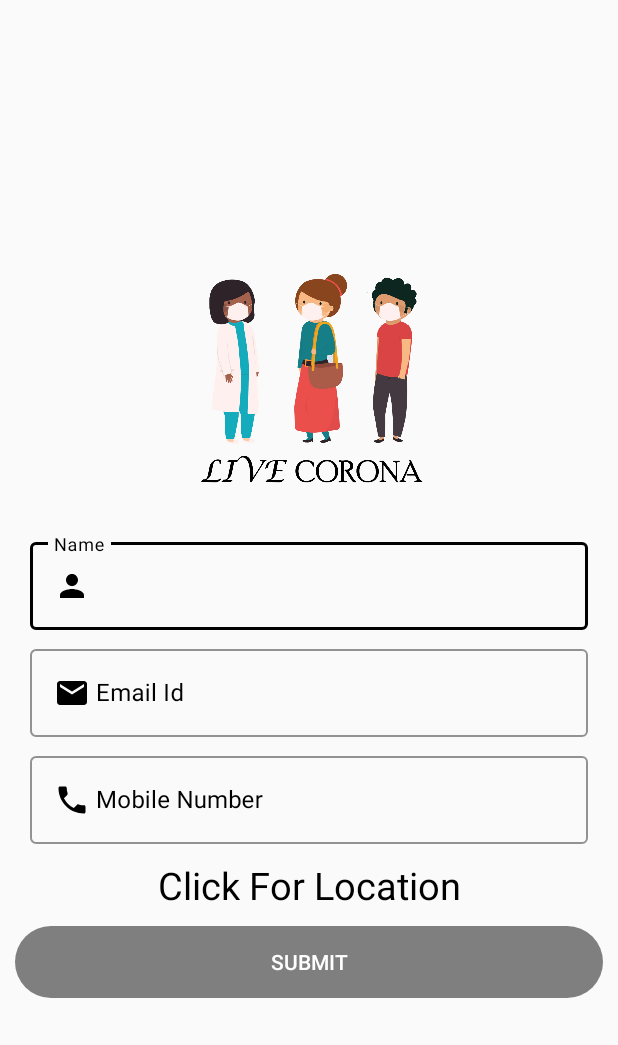
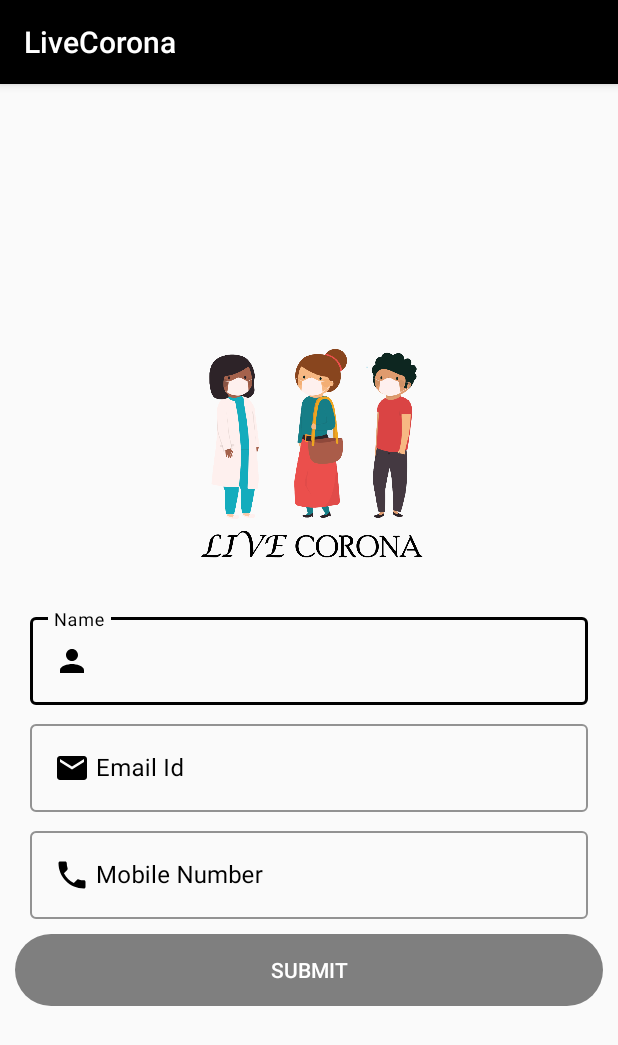
Before and after one commit to AS-AmanSinghal/LiveCorona, an Android app: the screen it shows after launch (MainActivity), on a phone screen of 412 x 824 dp. Shown: the top 1045 px of the screen. Run offline under Robolectric (Android 15) with nearby library versions, the phone set to English and light mode, and no system bars.

Commit message:
Modifications in LiveCorona.

```diff
--- a/app/src/main/java/com/weshowedup/livecorona/MainActivity.java
+++ b/app/src/main/java/com/weshowedup/livecorona/MainActivity.java
@@ -40,19 +40,9 @@ public class MainActivity extends AppCompatActivity {
         name=findViewById(R.id.login_name);
         email=findViewById(R.id.login_email);
         mobile=findViewById(R.id.login_mobile);
-        location=findViewById(R.id.login_location);
         button=findViewById(R.id.login_btn);
         progressBar = findViewById(R.id.login_progress);
-        if (getSupportActionBar() != null)
-            getSupportActionBar().hide();
-        location.setOnClickListener(new View.OnClickListener() {
-            @Override
-            public void onClick(View v)
-            {
-                requestPermission();
-            }
-        });
-
+        requestPermission();
         button.setOnClickListener(new View.OnClickListener() {
             @Override
             public void onClick(View v)
@@ -67,12 +57,10 @@ public class MainActivity extends AppCompatActivity {
         TextWatcher textWatcher=new TextWatcher() {
             @Override
             public void beforeTextChanged(CharSequence s, int start, int count, int after) {
-
             }
 
             @Override
             public void onTextChanged(CharSequence s, int start, int before, int count) {
-
             }
 
             @Override
@@ -81,7 +69,6 @@ public class MainActivity extends AppCompatActivity {
                 if (String.valueOf(name.getText()).trim().isEmpty() || String.valueOf(email.getText()).trim().isEmpty()
                         || String.valueOf(mobile.getText()).trim().isEmpty()
                         || String.valueOf(mobile.getText()).length() != 10
-                        || String.valueOf(location.getText()).equals("Click For Location")
                         || !String.valueOf(email.getText()).contains("@")
                         || !String.valueOf(email.getText()).contains("."))
                 {
@@ -98,7 +85,6 @@ public class MainActivity extends AppCompatActivity {
         name.addTextChangedListener(textWatcher);
         email.addTextChangedListener(textWatcher);
         mobile.addTextChangedListener(textWatcher);
-        location.addTextChangedListener(textWatcher);
         button.setEnabled(false);
     }
 
@@ -147,7 +133,6 @@ public class MainActivity extends AppCompatActivity {
                             int latestLocationindex=locationResult.getLocations().size()-1;
                             latitude=locationResult.getLocations().get(latestLocationindex).getLatitude();
                             longitude=locationResult.getLocations().get(latestLocationindex).getLongitude();
-                            location.setText("Longitude "+latitude+" Longitude "+longitude);
                         }
                     }
                 }, Looper.getMainLooper());
--- a/app/src/main/res/layout/activity_main.xml
+++ b/app/src/main/res/layout/activity_main.xml
@@ -93,16 +93,6 @@
                     android:textColorHint="@color/colorPrimary" />
             </com.google.android.material.textfield.TextInputLayout>
 
-            <TextView
-                android:id="@+id/login_location"
-                android:layout_width="match_parent"
-                android:layout_height="wrap_content"
-                android:layout_marginTop="10dp"
-                android:gravity="center"
-                android:text="@string/location"
-                android:textColor="@color/colorAccent"
-                android:textSize="25sp" />
-
             <Button
                 android:id="@+id/login_btn"
                 android:layout_width="match_parent"
```
Also changed, not shown: app/src/main/java/com/weshowedup/livecorona/List/AnswerList.java (added, +32 -0 lines), app/src/main/java/com/weshowedup/livecorona/QuestionActivity.java (+52 -10 lines), app/src/main/java/com/weshowedup/livecorona/ResultActivity.java (+16 -0 lines), app/src/main/res/layout/activity_result.xml (+3 -17 lines).
